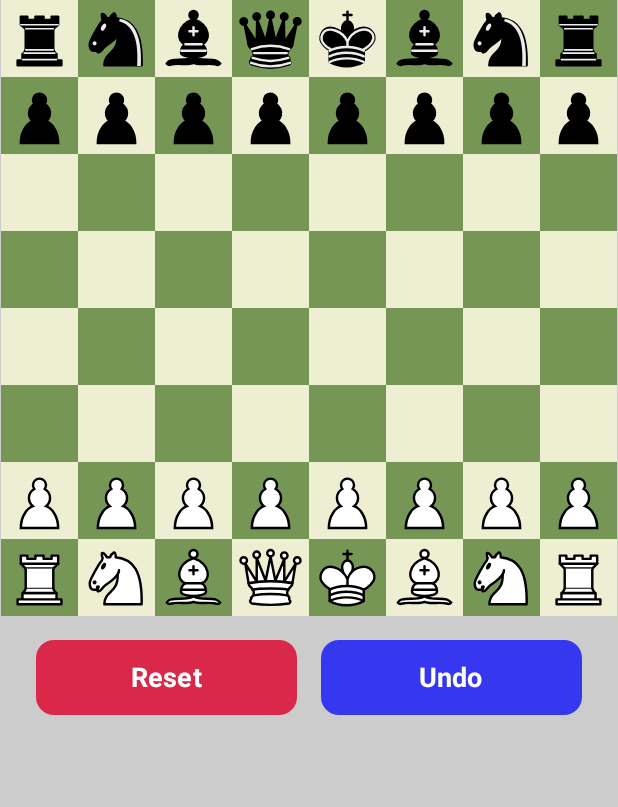
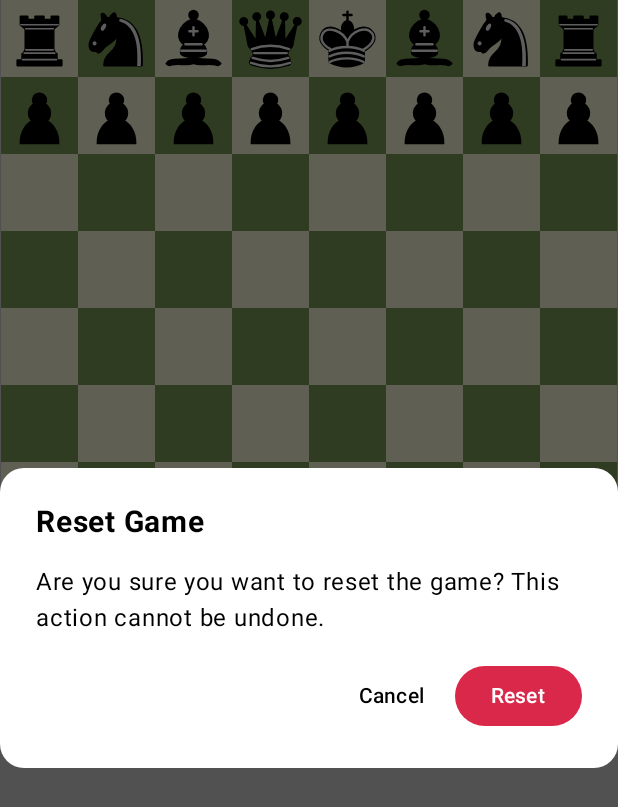
Before and after one commit to spongycode/chess-engine, an Android app built with Jetpack Compose: the screen it shows after launch (MainActivity), after a tap on "Reset", on a phone screen of 412 x 824 dp. Shown: the top 807 px of the screen. Run offline under Robolectric (Android 15) with nearby library versions, the phone set to English and light mode, and no system bars.

Commit message:
reset game confirmation

```diff
--- a/app/src/main/java/com/spongycode/chessapp/screen/MainScreenRoot.kt
+++ b/app/src/main/java/com/spongycode/chessapp/screen/MainScreenRoot.kt
@@ -8,20 +8,28 @@ import androidx.compose.foundation.layout.Arrangement
 import androidx.compose.foundation.layout.Box
 import androidx.compose.foundation.layout.Column
 import androidx.compose.foundation.layout.Row
+import androidx.compose.foundation.layout.Spacer
 import androidx.compose.foundation.layout.fillMaxSize
 import androidx.compose.foundation.layout.fillMaxWidth
 import androidx.compose.foundation.layout.height
 import androidx.compose.foundation.layout.padding
 import androidx.compose.foundation.layout.size
+import androidx.compose.foundation.layout.width
 import androidx.compose.foundation.lazy.LazyColumn
 import androidx.compose.foundation.lazy.LazyRow
 import androidx.compose.foundation.shape.CircleShape
 import androidx.compose.foundation.shape.RoundedCornerShape
 import androidx.compose.material3.Button
 import androidx.compose.material3.ButtonDefaults
+import androidx.compose.material3.Surface
 import androidx.compose.material3.Text
+import androidx.compose.material3.TextButton
 import androidx.compose.runtime.Composable
 import androidx.compose.runtime.collectAsState
+import androidx.compose.runtime.getValue
+import androidx.compose.runtime.mutableStateOf
+import androidx.compose.runtime.remember
+import androidx.compose.runtime.setValue
 import androidx.compose.ui.Alignment
 import androidx.compose.ui.Modifier
 import androidx.compose.ui.draw.clip
@@ -33,6 +41,7 @@ import androidx.compose.ui.text.font.FontWeight
 import androidx.compose.ui.tooling.preview.Preview
 import androidx.compose.ui.unit.dp
 import androidx.compose.ui.unit.sp
+import androidx.compose.ui.window.Dialog
 import com.spongycode.chessapp.util.getResource
 import java.util.Locale
 
@@ -56,6 +65,8 @@ fun MainScreen(
     uiState: GameUiState = GameUiState(),
     onEvent: (GameEvent) -> Unit = {}
 ) {
+    var showResetDialog by remember { mutableStateOf(false) }
+
     Column(
         modifier = modifier
             .fillMaxSize()
@@ -74,7 +85,7 @@ fun MainScreen(
             horizontalArrangement = Arrangement.SpaceEvenly
         ) {
             Button(
-                onClick = { onEvent(GameEvent.Reset) },
+                onClick = { showResetDialog = true },
                 modifier = Modifier
                     .height(50.dp)
                     .padding(horizontal = 8.dp)
@@ -105,9 +116,17 @@ fun MainScreen(
                     color = Color.White
                 )
             }
+        }
+    }
 
-        }
-
+    if (showResetDialog) {
+        ResetConfirmationDialog(
+            onConfirm = {
+                onEvent(GameEvent.Reset)
+                showResetDialog = false
+            },
+            onDismiss = { showResetDialog = false }
+        )
     }
 }
 
@@ -198,6 +217,51 @@ fun ChessCell(
     }
 }
 
+@Composable
+fun ResetConfirmationDialog(
+    onConfirm: () -> Unit,
+    onDismiss: () -> Unit
+) {
+    Dialog(onDismissRequest = onDismiss) {
+        Surface(
+            shape = RoundedCornerShape(16.dp),
+            color = Color.White
+        ) {
+            Column(
+                modifier = Modifier.padding(24.dp),
+                verticalArrangement = Arrangement.spacedBy(16.dp)
+            ) {
+                Text(
+                    text = "Reset Game",
+                    fontSize = 20.sp,
+                    fontWeight = FontWeight.Bold,
+                    color = Color.Black
+                )
+                Text(
+                    text = "Are you sure you want to reset the game? This action cannot be undone.",
+                    fontSize = 16.sp,
+                    color = Color.Black
+                )
+                Row(
+                    modifier = Modifier.fillMaxWidth(),
+                    horizontalArrangement = Arrangement.End
+                ) {
+                    TextButton(onClick = onDismiss) {
+                        Text("Cancel", color = Color.Black)
+                    }
+                    Spacer(modifier = Modifier.width(8.dp))
+                    Button(
+                        onClick = onConfirm,
+                        colors = ButtonDefaults.buttonColors(containerColor = Color(0xFFD9284A))
+                    ) {
+                        Text("Reset", color = Color.White)
+                    }
+                }
+            }
+        }
+    }
+}
+
 @Preview
 @Composable
 private fun ChessCellBlackSelectedPreview() {
```
